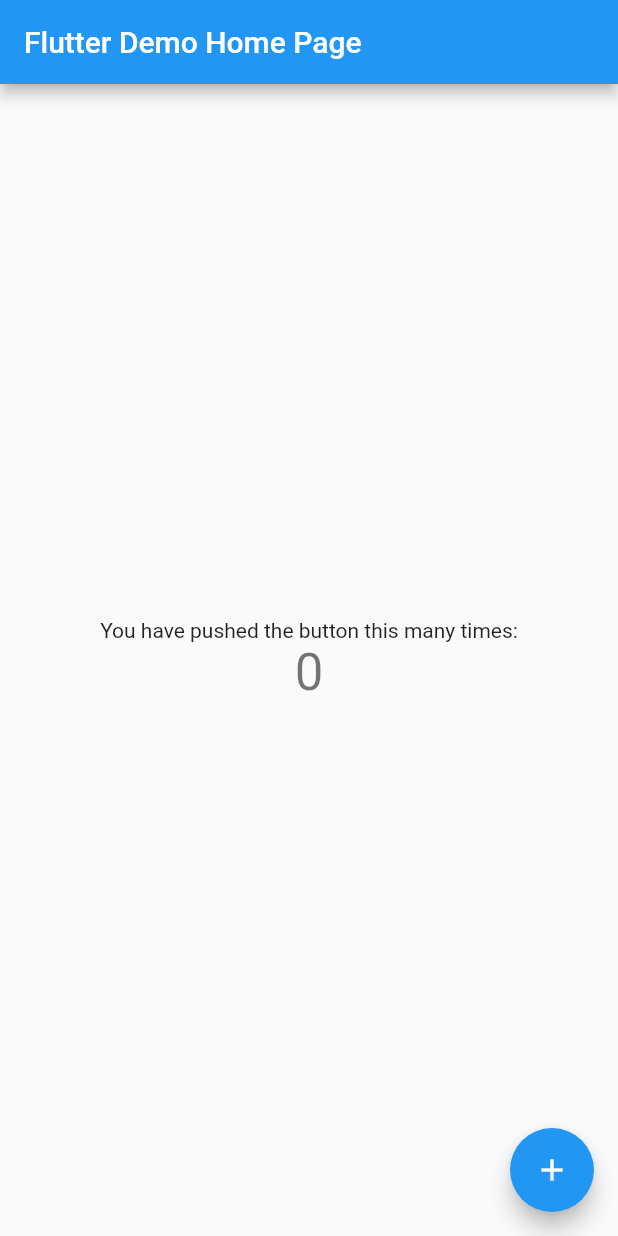
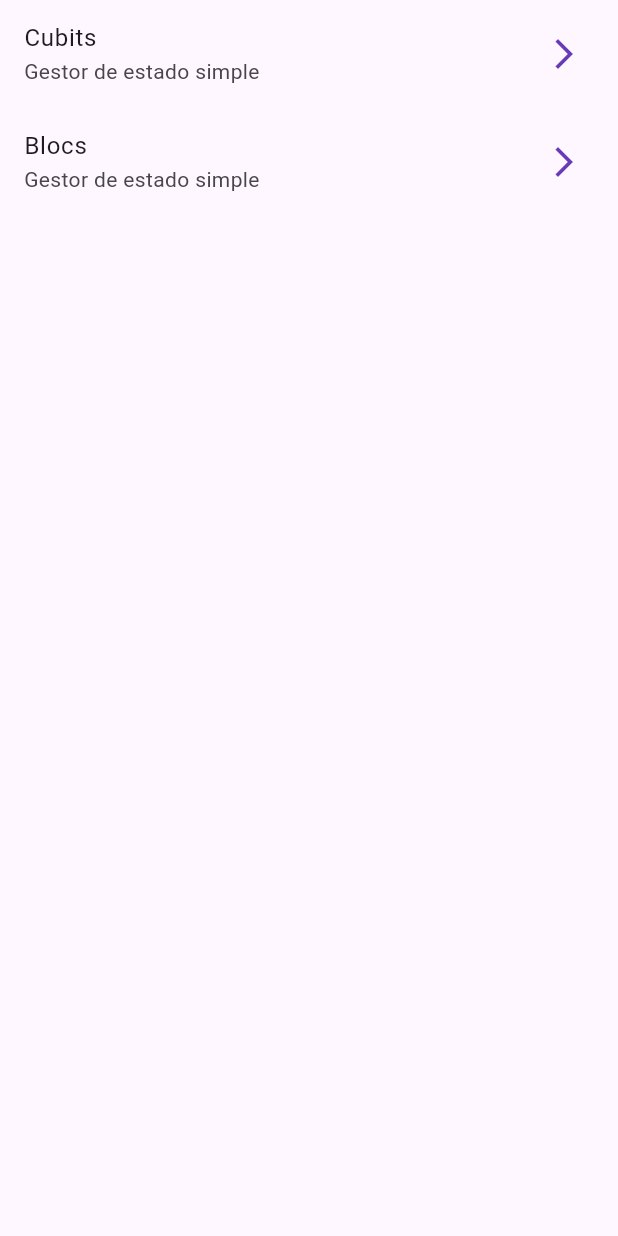
Before and after one commit to LuisPulenta/forms_app, a Flutter app: the screen it shows after launch, on a phone screen of 412 x 824 dp. Run offline on Flutter 3.47's test engine with Material 2 defaults, Android fonts, the phone set to English and light mode, and no system bars; our stand-ins replace go_router.

Commit message:
Video 281

```diff
--- /dev/null
+++ b/lib/config/router/app_router.dart
@@ -0,0 +1,19 @@
+import 'package:go_router/go_router.dart';
+import 'package:forms_app/presentation/screens/screens.dart';
+
+final appRouter = GoRouter(
+  routes: [
+    GoRoute(
+      path: '/',
+      builder: (context, state) => const HomeScreen(),
+    ),
+    GoRoute(
+      path: '/cubits',
+      builder: (context, state) => const CubitCounterScreen(),
+    ),
+    GoRoute(
+      path: '/blocs',
+      builder: (context, state) => const BlocCounterScreen(),
+    ),
+  ],
+);
--- /dev/null
+++ b/lib/config/theme/app_theme.dart
@@ -0,0 +1,13 @@
+import 'package:flutter/material.dart';
+
+class AppTheme {
+  ThemeData getTheme() {
+    const seedColor = Colors.deepPurple;
+    return ThemeData(
+        useMaterial3: true,
+        colorSchemeSeed: seedColor,
+        listTileTheme: const ListTileThemeData(
+          iconColor: seedColor,
+        ));
+  }
+}
--- a/lib/main.dart
+++ b/lib/main.dart
@@ -1,115 +1,19 @@
 import 'package:flutter/material.dart';
+import 'package:forms_app/config/router/app_router.dart';
+import 'package:forms_app/config/theme/app_theme.dart';
 
-void main() {
-  runApp(const MyApp());
-}
+void main() => runApp(const MyApp());
 
 class MyApp extends StatelessWidget {
   const MyApp({super.key});
 
-  // This widget is the root of your application.
   @override
   Widget build(BuildContext context) {
-    return MaterialApp(
-      title: 'Flutter Demo',
-      theme: ThemeData(
-        // This is the theme of your application.
-        //
-        // Try running your application with "flutter run". You'll see the
-        // application has a blue toolbar. Then, without quitting the app, try
-        // changing the primarySwatch below to Colors.green and then invoke
-        // "hot reload" (press "r" in the console where you ran "flutter run",
-        // or simply save your changes to "hot reload" in a Flutter IDE).
-        // Notice that the counter didn't reset back to zero; the application
-        // is not restarted.
-        primarySwatch: Colors.blue,
-      ),
-      home: const MyHomePage(title: 'Flutter Demo Home Page'),
+    return MaterialApp.router(
+      routerConfig: appRouter,
+      debugShowCheckedModeBanner: false,
+      theme: AppTheme().getTheme(),
+      title: 'Material App',
     );
   }
 }
-
-class MyHomePage extends StatefulWidget {
-  const MyHomePage({super.key, required this.title});
-
-  // This widget is the home page of your application. It is stateful, meaning
-  // that it has a State object (defined below) that contains fields that affect
-  // how it looks.
-
-  // This class is the configuration for the state. It holds the values (in this
-  // case the title) provided by the parent (in this case the App widget) and
-  // used by the build method of the State. Fields in a Widget subclass are
-  // always marked "final".
-
-  final String title;
-
-  @override
-  State<MyHomePage> createState() => _MyHomePageState();
-}
-
-class _MyHomePageState extends State<MyHomePage> {
-  int _counter = 0;
-
-  void _incrementCounter() {
-    setState(() {
-      // This call to setState tells the Flutter framework that something has
-      // changed in this State, which causes it to rerun the build method below
-      // so that the display can reflect the updated values. If we changed
-      // _counter without calling setState(), then the build method would not be
-      // called again, and so nothing would appear to happen.
-      _counter++;
-    });
-  }
-
-  @override
-  Widget build(BuildContext context) {
-    // This method is rerun every time setState is called, for instance as done
-    // by the _incrementCounter method above.
-    //
-    // The Flutter framework has been optimized to make rerunning build methods
-    // fast, so that you can just rebuild anything that needs updating rather
-    // than having to individually change instances of widgets.
-    return Scaffold(
-      appBar: AppBar(
-        // Here we take the value from the MyHomePage object that was created by
-        // the App.build method, and use it to set our appbar title.
-        title: Text(widget.title),
-      ),
-      body: Center(
-        // Center is a layout widget. It takes a single child and positions it
-        // in the middle of the parent.
-        child: Column(
-          // Column is also a layout widget. It takes a list of children and
-          // arranges them vertically. By default, it sizes itself to fit its
-          // children horizontally, and tries to be as tall as its parent.
-          //
-          // Invoke "debug painting" (press "p" in the console, choose the
-          // "Toggle Debug Paint" action from the Flutter Inspector in Android
-          // Studio, or the "Toggle Debug Paint" command in Visual Studio Code)
-          // to see the wireframe for each widget.
-          //
-          // Column has various properties to control how it sizes itself and
-          // how it positions its children. Here we use mainAxisAlignment to
-          // center the children vertically; the main axis here is the vertical
-          // axis because Columns are vertical (the cross axis would be
-          // horizontal).
-          mainAxisAlignment: MainAxisAlignment.center,
-          children: <Widget>[
-            const Text(
-              'You have pushed the button this many times:',
-            ),
-            Text(
-              '$_counter',
-              style: Theme.of(context).textTheme.headlineMedium,
-            ),
-          ],
-        ),
-      ),
-      floatingActionButton: FloatingActionButton(
-        onPressed: _incrementCounter,
-        tooltip: 'Increment',
-        child: const Icon(Icons.add),
-      ), // This trailing comma makes auto-formatting nicer for build methods.
-    );
-  }
-}
--- /dev/null
+++ b/lib/presentation/screens/home_screen.dart
@@ -0,0 +1,28 @@
+import 'package:flutter/material.dart';
+import 'package:go_router/go_router.dart';
+
+class HomeScreen extends StatelessWidget {
+  const HomeScreen({Key? key}) : super(key: key);
+
+  @override
+  Widget build(BuildContext context) {
+    return Scaffold(
+      body: ListView(
+        children: [
+          ListTile(
+            title: const Text('Cubits'),
+            subtitle: const Text('Gestor de estado simple'),
+            trailing: const Icon(Icons.arrow_forward_ios_outlined),
+            onTap: () => context.push('/cubits'),
+          ),
+          ListTile(
+            title: const Text('Blocs'),
+            subtitle: const Text('Gestor de estado simple'),
+            trailing: const Icon(Icons.arrow_forward_ios_outlined),
+            onTap: () => context.push('/blocs'),
+          ),
+        ],
+      ),
+    );
+  }
+}
--- /dev/null
+++ b/lib/presentation/screens/screens.dart
@@ -0,0 +1,3 @@
+export 'package:forms_app/presentation/screens/bloc_counter_screen.dart';
+export 'package:forms_app/presentation/screens/cubit_counter_screen.dart';
+export 'package:forms_app/presentation/screens/home_screen.dart';
--- a/pubspec.yaml
+++ b/pubspec.yaml
@@ -35,6 +35,7 @@ dependencies:
   # The following adds the Cupertino Icons font to your application.
   # Use with the CupertinoIcons class for iOS style icons.
   cupertino_icons: ^1.0.2
+  go_router: ^6.0.7
 
 dev_dependencies:
   flutter_test:
```
Also changed, not shown: lib/presentation/screens/bloc_counter_screen.dart (added, +50 -0 lines), lib/presentation/screens/cubit_counter_screen.dart (added, +50 -0 lines), pubspec.lock.
